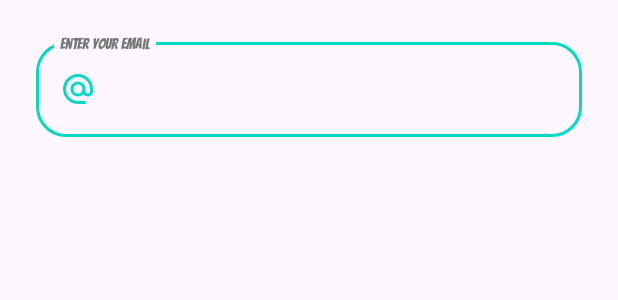
After one commit to nNEWBE/personal-notes-android-app, an Android app: the layout dialog_forgot_password.xml on its own in the app's theme, with its tools: preview values and no code run, on a phone screen of 412 x 824 dp. The commit adds this screen. Shown: the top 300 px of the screen. Run offline under Robolectric (Android 15) with nearby library versions, the phone set to English and light mode, and no system bars; Roboto replaces fonts that are not available here.

Commit message:
all issues fixed ready for apk

```diff
--- a/app/src/main/res/layout/activity_login.xml
+++ b/app/src/main/res/layout/activity_login.xml
@@ -4,7 +4,7 @@
     xmlns:tools="http://schemas.android.com/tools"
     android:layout_width="match_parent"
     android:layout_height="match_parent"
-    android:background="#F8F7FF"
+    android:background="@color/white"
     tools:context=".LoginActivity">
 
     <TextView
@@ -26,7 +26,7 @@
         android:layout_marginTop="30dp"
         android:layout_marginHorizontal="16dp"
         app:cardCornerRadius="12dp"
-        app:cardElevation="6dp">
+        app:cardElevation="3dp">
 
         <LinearLayout
             android:layout_width="match_parent"
--- a/app/src/main/res/layout/activity_register.xml
+++ b/app/src/main/res/layout/activity_register.xml
@@ -4,7 +4,7 @@
     xmlns:tools="http://schemas.android.com/tools"
     android:layout_width="match_parent"
     android:layout_height="match_parent"
-    android:background="#F8F7FF"
+    android:background="@color/white"
     tools:context=".RegisterActivity">
 
     <TextView
@@ -26,7 +26,7 @@
         android:layout_marginTop="30dp"
         android:layout_marginHorizontal="16dp"
         app:cardCornerRadius="12dp"
-        app:cardElevation="6dp">
+        app:cardElevation="3dp">
 
         <LinearLayout
             android:layout_width="match_parent"
--- /dev/null
+++ b/app/src/main/res/layout/dialog_forgot_password.xml
@@ -0,0 +1,38 @@
+<?xml version="1.0" encoding="utf-8"?>
+<LinearLayout xmlns:android="http://schemas.android.com/apk/res/android"
+    xmlns:app="http://schemas.android.com/apk/res-auto"
+    android:layout_width="match_parent"
+    android:layout_height="wrap_content"
+    android:orientation="vertical"
+    android:paddingStart="24dp"
+    android:paddingEnd="24dp"
+    android:paddingTop="24dp">
+
+    <com.google.android.material.textfield.TextInputLayout
+        style="@style/Widget.MaterialComponents.TextInputLayout.OutlinedBox"
+        android:layout_width="match_parent"
+        android:layout_height="wrap_content"
+        app:boxCornerRadiusTopEnd="20dp"
+        app:boxCornerRadiusTopStart="20dp"
+        app:boxCornerRadiusBottomEnd="20dp"
+        app:boxCornerRadiusBottomStart="20dp"
+        app:boxStrokeWidth="2dp"
+        app:boxStrokeColor="@color/teal_200"
+        app:hintTextColor="@color/ash"
+        android:hint="Enter your email"
+        app:hintTextAppearance="@style/CustomHintText">
+
+        <com.google.android.material.textfield.TextInputEditText
+            android:id="@+id/edit_text_email_forgot"
+            android:layout_width="match_parent"
+            android:layout_height="wrap_content"
+            android:textColor="@color/ash"
+            android:fontFamily="@font/bangers"
+            android:drawableStart="@drawable/ic_email"
+            android:drawablePadding="10dp"
+            android:maxLines="1"
+            android:inputType="textEmailAddress" />
+
+    </com.google.android.material.textfield.TextInputLayout>
+
+</LinearLayout>
```
Also changed, not shown: app/src/main/java/com/example/personalnoteapp/LoginActivity.java (+50 -7 lines), app/src/main/res/anim/text_scale_down.xml (+4 -7 lines).
